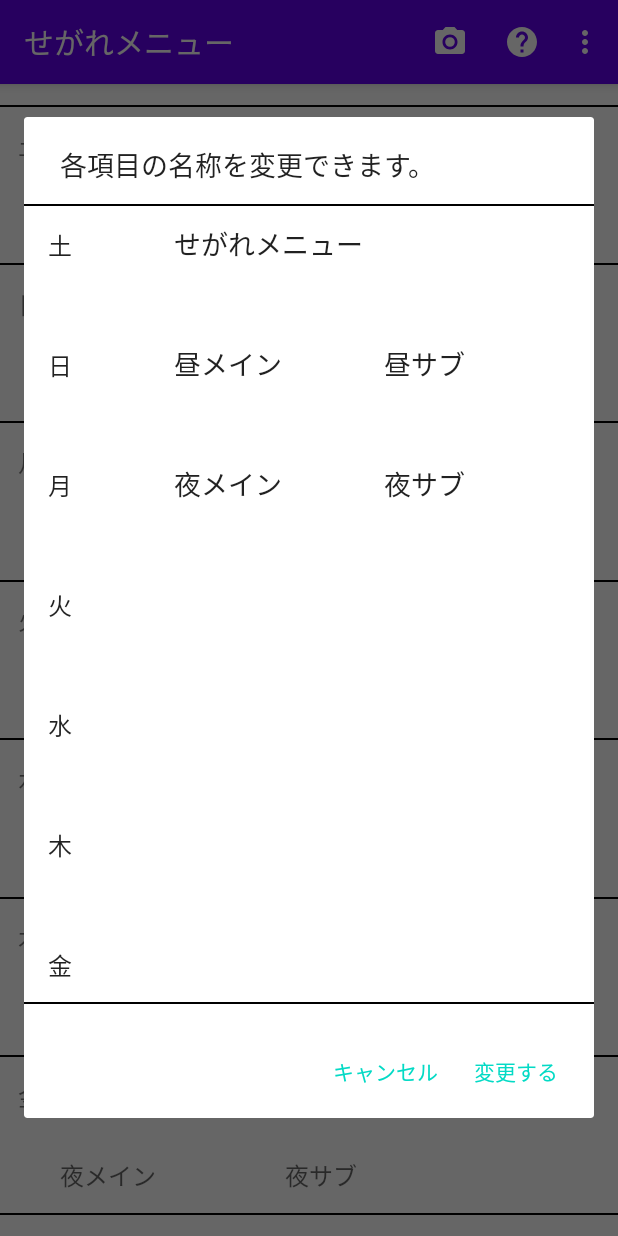
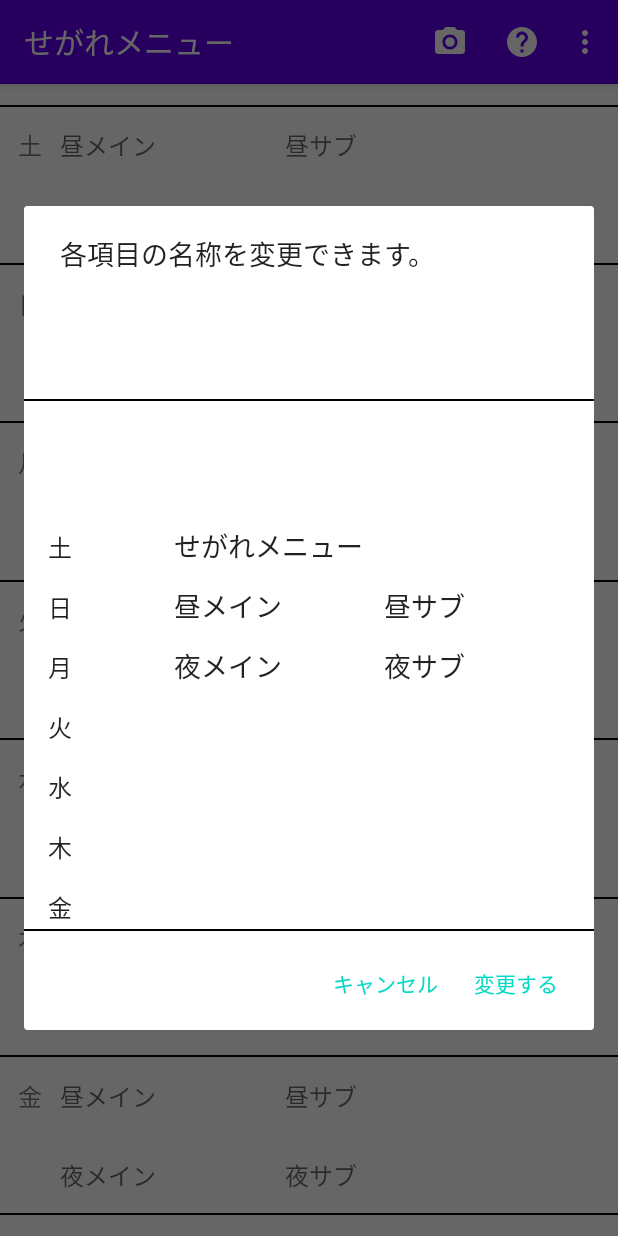
Before and after one commit to chikaharu11/Chikaharu_menu, an Android app: the screen it shows after launch (MainActivity), in the options menu, after a tap on "各項目の編集", on a phone screen of 412 x 824 dp. Run offline under Robolectric (Android 15) with nearby library versions, the phone set to English and light mode, and no system bars; libraries missing offline, so code that uses them is left out: io.realm, io.realm.kotlin; 59 statements that could not run were skipped.

Commit message:
add new xml

```diff
--- a/app/src/main/java/com/example/segare_menu/MainActivity.kt
+++ b/app/src/main/java/com/example/segare_menu/MainActivity.kt
@@ -631,7 +631,7 @@ class MainActivity : AppCompatActivity() {
         }
 
         val menuList1 = mutableSetOf(
-            ""
+            "[選択したメニューを削除できます]"
         )
 
         val inMenuList1 = mRealm.where<Book>().findAll()
@@ -675,7 +675,7 @@ class MainActivity : AppCompatActivity() {
         }
 
         val menuList2 = mutableSetOf(
-            ""
+            "[選択したメニューを削除できます]"
         )
 
         val inMenuList2 = mRealm.where<Book2>().findAll()
@@ -719,7 +719,7 @@ class MainActivity : AppCompatActivity() {
         }
 
         val menuList3 = mutableSetOf(
-            ""
+            "[選択したメニューを削除できます]"
         )
 
         val inMenuList3 = mRealm.where<Book3>().findAll()
@@ -763,7 +763,7 @@ class MainActivity : AppCompatActivity() {
         }
 
         val menuList4 = mutableSetOf(
-            ""
+            "[選択したメニューを削除できます]"
         )
 
         val inMenuList4 = mRealm.where<Book4>().findAll()
@@ -1046,7 +1046,7 @@ class MainActivity : AppCompatActivity() {
 
             R.id.MenuList5a -> {
                 val menuList1a = mutableSetOf(
-                    ""
+                    "[選択したメニューを削除できます]"
                 )
 
                 val inMenuList1a = mRealm.where<Book>().findAll()
@@ -1075,7 +1075,7 @@ class MainActivity : AppCompatActivity() {
 
             R.id.MenuList5b -> {
                 val menuList2a = mutableSetOf(
-                    ""
+                    "[選択したメニューを削除できます]"
                 )
 
                 val inMenuList2a = mRealm.where<Book2>().findAll()
@@ -1104,7 +1104,7 @@ class MainActivity : AppCompatActivity() {
 
             R.id.MenuList5c -> {
                 val menuList3a = mutableSetOf(
-                    ""
+                    "[選択したメニューを削除できます]"
                 )
 
                 val inMenuList3a = mRealm.where<Book3>().findAll()
@@ -1133,7 +1133,7 @@ class MainActivity : AppCompatActivity() {
 
             R.id.MenuList5d -> {
                 val menuList4a = mutableSetOf(
-                    ""
+                    "[選択したメニューを削除できます]"
                 )
 
                 val inMenuList4a = mRealm.where<Book4>().findAll()
--- a/app/src/main/res/layout/dialog_week.xml
+++ b/app/src/main/res/layout/dialog_week.xml
@@ -73,31 +73,43 @@
         tools:ignore="LabelFor,MissingConstraints" />
 
     <EditText
-        android:id="@+id/textView_"
+        android:id="@+id/textView_4"
         android:layout_width="wrap_content"
-        android:layout_height="80dp"
+        android:layout_height="40dp"
         android:layout_marginStart="16dp"
         android:autofillHints=""
         android:background="#00000000"
         android:inputType="text"
-        android:text="@string/c1"
+        android:text="@string/c4"
         android:textSize="16sp"
-        app:layout_constraintBottom_toTopOf="@+id/textView_2"
         app:layout_constraintStart_toStartOf="parent"
-        app:layout_constraintTop_toTopOf="parent"
+        app:layout_constraintTop_toBottomOf="@+id/textView_3"
+        tools:ignore="LabelFor,MissingConstraints" />
+
+    <EditText
+        android:id="@+id/textView_6"
+        android:layout_width="wrap_content"
+        android:layout_height="40dp"
+        android:layout_marginStart="16dp"
+        android:autofillHints=""
+        android:background="#00000000"
+        android:inputType="text"
+        android:text="@string/c6"
+        android:textSize="16sp"
+        app:layout_constraintStart_toStartOf="parent"
+        app:layout_constraintTop_toBottomOf="@+id/textView_5"
         tools:ignore="LabelFor,MissingConstraints" />
 
     <EditText
         android:id="@+id/textView_5"
         android:layout_width="wrap_content"
-        android:layout_height="80dp"
+        android:layout_height="40dp"
         android:layout_marginStart="16dp"
         android:autofillHints=""
         android:background="#00000000"
         android:inputType="text"
         android:text="@string/c5"
         android:textSize="16sp"
-        app:layout_constraintBottom_toTopOf="@+id/textView_6"
         app:layout_constraintStart_toStartOf="parent"
         app:layout_constraintTop_toBottomOf="@+id/textView_4"
         tools:ignore="LabelFor,MissingConstraints" />
@@ -105,76 +117,58 @@
     <EditText
         android:id="@+id/textView_2"
         android:layout_width="wrap_content"
-        android:layout_height="80dp"
+        android:layout_height="40dp"
         android:layout_marginStart="16dp"
         android:autofillHints=""
         android:background="#00000000"
         android:inputType="text"
         android:text="@string/c2"
         android:textSize="16sp"
-        app:layout_constraintBottom_toTopOf="@+id/textView_3"
         app:layout_constraintStart_toStartOf="parent"
         app:layout_constraintTop_toBottomOf="@+id/textView_"
         tools:ignore="LabelFor,MissingConstraints" />
 
     <EditText
+        android:id="@+id/textView_"
+        android:layout_width="wrap_content"
+        android:layout_height="40dp"
+        android:layout_marginStart="16dp"
+        android:layout_marginTop="77dp"
+        android:autofillHints=""
+        android:background="#00000000"
+        android:inputType="text"
+        android:text="@string/c1"
+        android:textSize="16sp"
+        app:layout_constraintStart_toStartOf="parent"
+        app:layout_constraintTop_toBottomOf="@+id/view2"
+        tools:ignore="LabelFor,MissingConstraints" />
+
+    <EditText
         android:id="@+id/textView_7"
         android:layout_width="wrap_content"
-        android:layout_height="80dp"
+        android:layout_height="40dp"
         android:layout_marginStart="16dp"
         android:autofillHints=""
         android:background="#00000000"
         android:inputType="text"
         android:text="@string/c7"
         android:textSize="16sp"
-        app:layout_constraintBottom_toBottomOf="parent"
         app:layout_constraintStart_toStartOf="parent"
         app:layout_constraintTop_toBottomOf="@+id/textView_6"
         tools:ignore="LabelFor,MissingConstraints" />
 
     <EditText
-        android:id="@+id/textView_4"
-        android:layout_width="wrap_content"
-        android:layout_height="80dp"
-        android:layout_marginStart="16dp"
-        android:autofillHints=""
-        android:background="#00000000"
-        android:inputType="text"
-        android:text="@string/c4"
-        android:textSize="16sp"
-        app:layout_constraintBottom_toTopOf="@+id/textView_5"
-        app:layout_constraintStart_toStartOf="parent"
-        app:layout_constraintTop_toBottomOf="@+id/textView_3"
-        tools:ignore="LabelFor,MissingConstraints" />
-
-    <EditText
         android:id="@+id/textView_3"
         android:layout_width="wrap_content"
-        android:layout_height="80dp"
+        android:layout_height="40dp"
         android:layout_marginStart="16dp"
         android:autofillHints=""
         android:background="#00000000"
         android:inputType="text"
         android:text="@string/c3"
         android:textSize="16sp"
-        app:layout_constraintBottom_toTopOf="@+id/textView_4"
         app:layout_constraintStart_toStartOf="parent"
         app:layout_constraintTop_toBottomOf="@+id/textView_2"
-        tools:ignore="LabelFor,MissingConstraints" />
-
-    <EditText
-        android:id="@+id/textView_6"
-        android:layout_width="wrap_content"
-        android:layout_height="80dp"
-        android:layout_marginStart="16dp"
-        android:autofillHints=""
-        android:background="#00000000"
-        android:inputType="text"
-        android:text="@string/c6"
-        android:textSize="16sp"
-        app:layout_constraintBottom_toTopOf="@+id/textView_7"
-        app:layout_constraintStart_toStartOf="parent"
-        app:layout_constraintTop_toBottomOf="@+id/textView_5"
         tools:ignore="LabelFor,MissingConstraints" />
 
     <EditText
@@ -202,6 +196,7 @@
         app:layout_constraintStart_toStartOf="parent" />
 
     <View
+        android:id="@+id/view2"
         android:layout_width="wrap_content"
         android:layout_height="1dp"
         android:background="#000000"
@@ -210,6 +205,7 @@
         tools:ignore="MissingConstraints" />
 
     <View
+        android:id="@+id/view"
         android:layout_width="wrap_content"
         android:layout_height="1dp"
         android:background="#000000"
```
